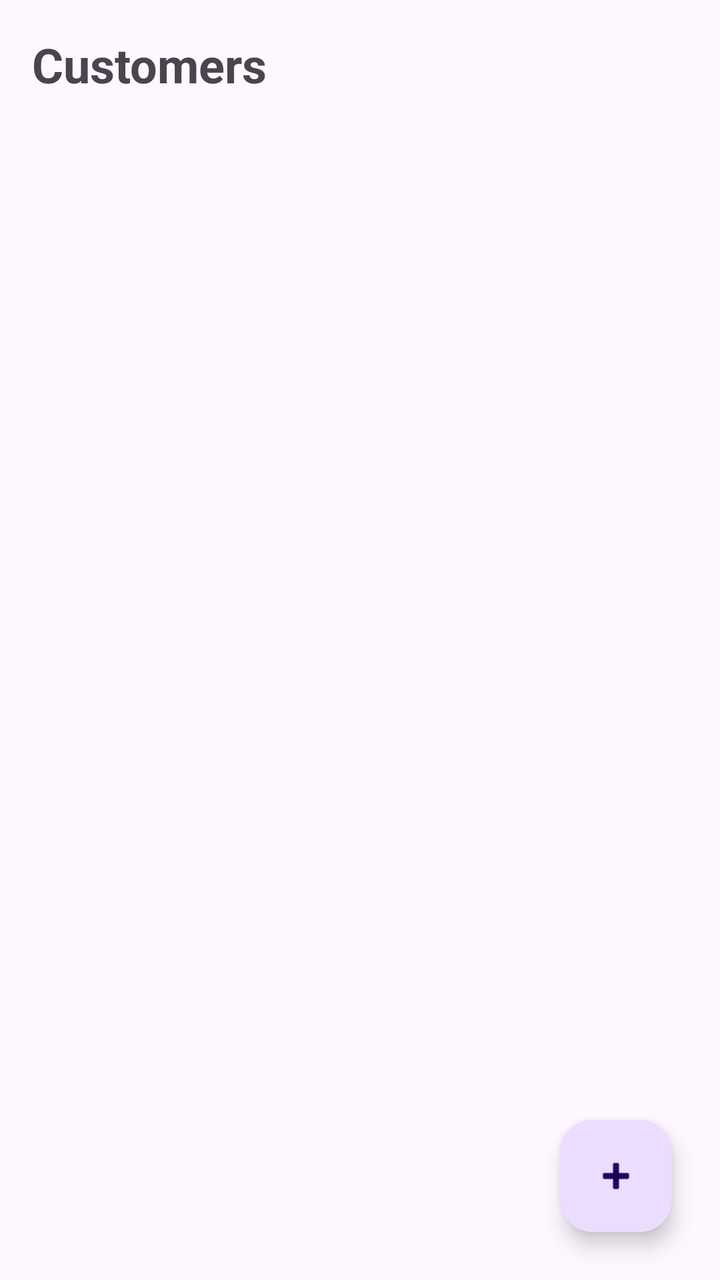
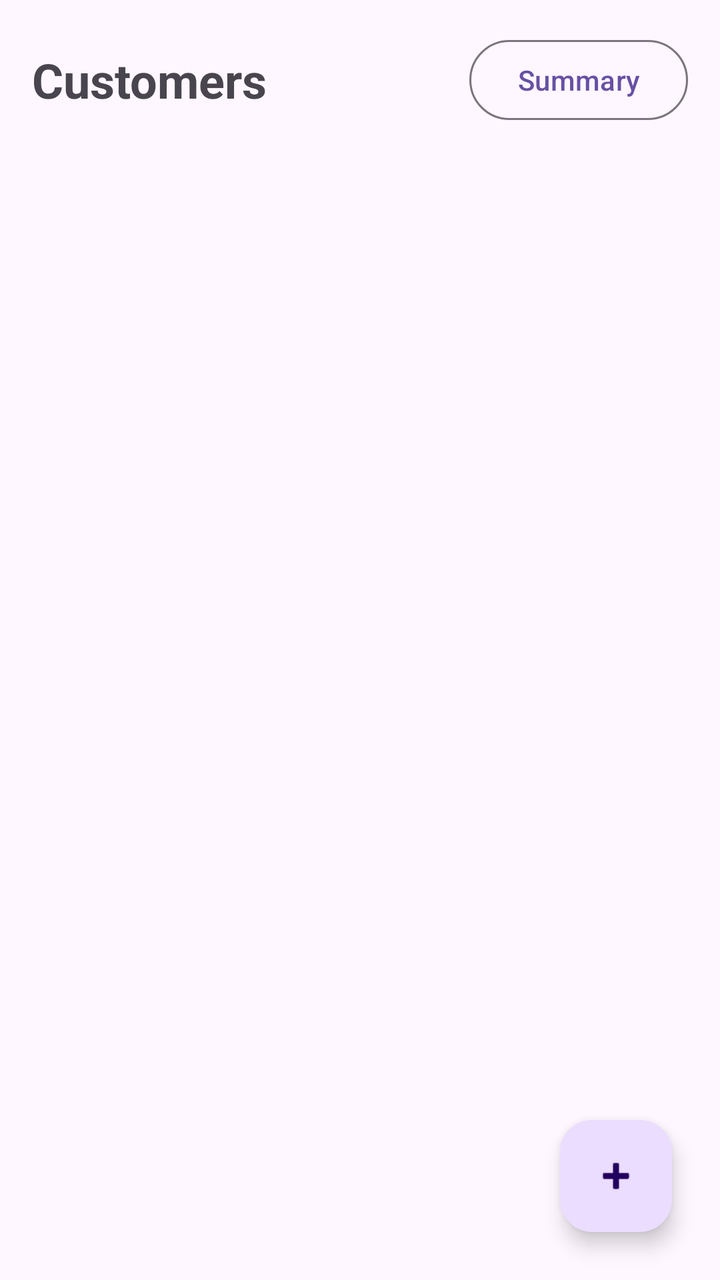

Two renders of the same Android screen: before a commit and after it. Below are the layout's source before the change and the commit's diff.
<!-- AndroidManifest.xml: application theme Theme.CreditBook -->
<!-- res/layout/activity_main.xml -->
<?xml version="1.0" encoding="utf-8"?>
<FrameLayout xmlns:android="http://schemas.android.com/apk/res/android"
    android:id="@+id/main"
    android:layout_width="match_parent"
    android:layout_height="match_parent"
    android:fitsSystemWindows="true">

    <LinearLayout
        android:layout_width="match_parent"
        android:layout_height="match_parent"
        android:orientation="vertical"
        android:padding="16dp">

        <TextView
            android:layout_width="wrap_content"
            android:layout_height="wrap_content"
            android:text="Customers"
            android:textSize="24sp"
            android:textStyle="bold" />

        <TextView
            android:id="@+id/textEmpty"
            android:layout_width="match_parent"
            android:layout_height="wrap_content"
            android:gravity="center"
            android:paddingTop="48dp"
            android:text="No customers yet.\nTap + to add your first customer."
            android:textSize="16sp"
            android:visibility="gone" />

        <androidx.recyclerview.widget.RecyclerView
            android:id="@+id/recyclerCustomers"
            android:layout_width="match_parent"
            android:layout_height="match_parent" />
    </LinearLayout>

    <com.google.android.material.floatingactionbutton.FloatingActionButton
        android:id="@+id/fabAddCustomer"
        android:layout_width="wrap_content"
        android:layout_height="wrap_content"
        android:layout_gravity="bottom|end"
        android:layout_margin="24dp"
        android:contentDescription="Add customer"
        android:src="@android:drawable/ic_input_add" />
</FrameLayout>
<!-- resources referenced by this layout -->
<resources>
  <style name="Theme.CreditBook" parent="Base.Theme.CreditBook" />
  <style name="Base.Theme.CreditBook" parent="Theme.Material3.DayNight.NoActionBar">
          
          
      </style>
</resources>

<!-- the commit's change to res/layout/activity_main.xml (unified diff, before → after) -->
@@ -11,12 +11,27 @@
         android:orientation="vertical"
         android:padding="16dp">
 
-        <TextView
-            android:layout_width="wrap_content"
+        <LinearLayout
+            android:layout_width="match_parent"
             android:layout_height="wrap_content"
-            android:text="Customers"
-            android:textSize="24sp"
-            android:textStyle="bold" />
+            android:gravity="center_vertical"
+            android:orientation="horizontal">
+
+            <TextView
+                android:layout_width="0dp"
+                android:layout_height="wrap_content"
+                android:layout_weight="1"
+                android:text="Customers"
+                android:textSize="24sp"
+                android:textStyle="bold" />
+
+            <Button
+                android:id="@+id/buttonSummary"
+                style="@style/Widget.Material3.Button.OutlinedButton"
+                android:layout_width="wrap_content"
+                android:layout_height="wrap_content"
+                android:text="Summary" />
+        </LinearLayout>
 
         <TextView
             android:id="@+id/textEmpty"
